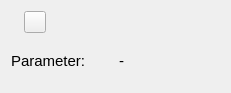
Old version of the form GUI/OWController/ds_other.ui in the repository igorf7/OWController.
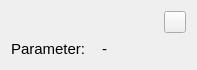
New version of the form. Icons and pictures are not drawn.

What changed in the file:
```diff
--- a/GUI/OWController/ds_other.ui
+++ b/GUI/OWController/ds_other.ui
@@ -6,8 +6,8 @@
    <rect>
     <x>0</x>
     <y>0</y>
-    <width>231</width>
-    <height>93</height>
+    <width>197</width>
+    <height>70</height>
    </rect>
   </property>
   <property name="windowTitle">
@@ -26,6 +26,19 @@
        </property>
       </widget>
      </item>
+     <item>
+      <spacer name="horizontalSpacer">
+       <property name="orientation">
+        <enum>Qt::Horizontal</enum>
+       </property>
+       <property name="sizeHint" stdset="0">
+        <size>
+         <width>40</width>
+         <height>20</height>
+        </size>
+       </property>
+      </spacer>
+     </item>
      <item>
       <widget class="QPushButton" name="settingsPushButton">
        <property name="minimumSize">
@@ -55,19 +68,6 @@
        </property>
       </widget>
      </item>
-     <item>
-      <spacer name="horizontalSpacer">
-       <property name="orientation">
-        <enum>Qt::Orientation::Horizontal</enum>
-       </property>
-       <property name="sizeHint" stdset="0">
-        <size>
-         <width>40</width>
-         <height>20</height>
-        </size>
-       </property>
-      </spacer>
-     </item>
     </layout>
    </item>
    <item>
```
Left out of the diff: 6 changed lines with no effect on the pictures.
